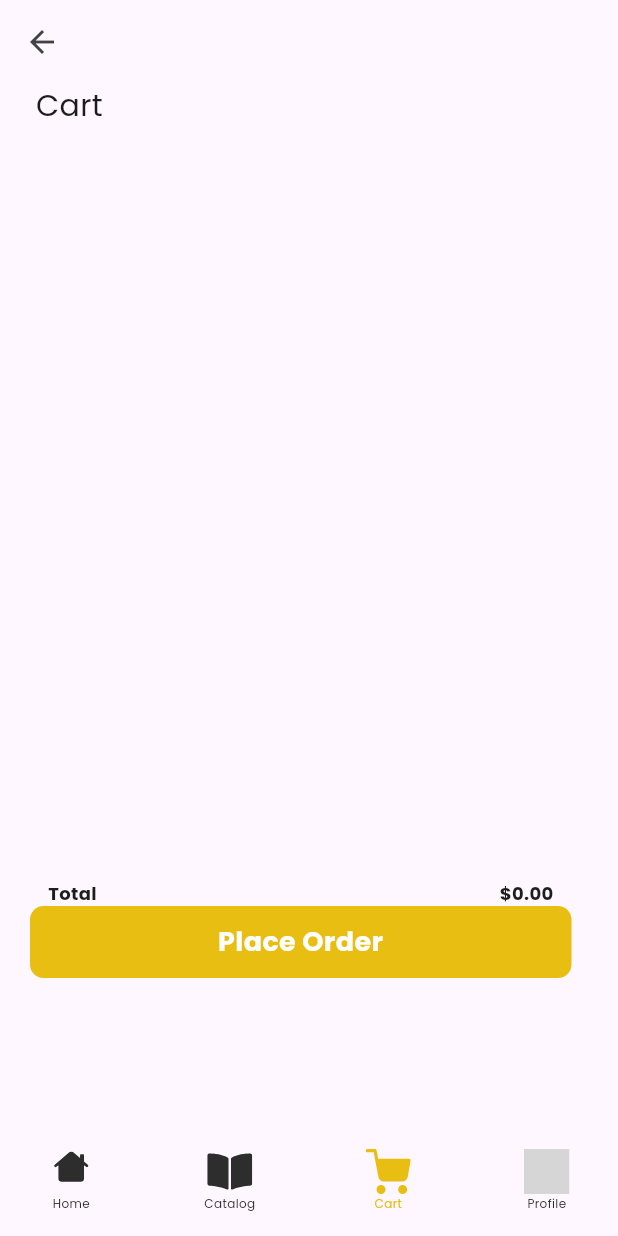
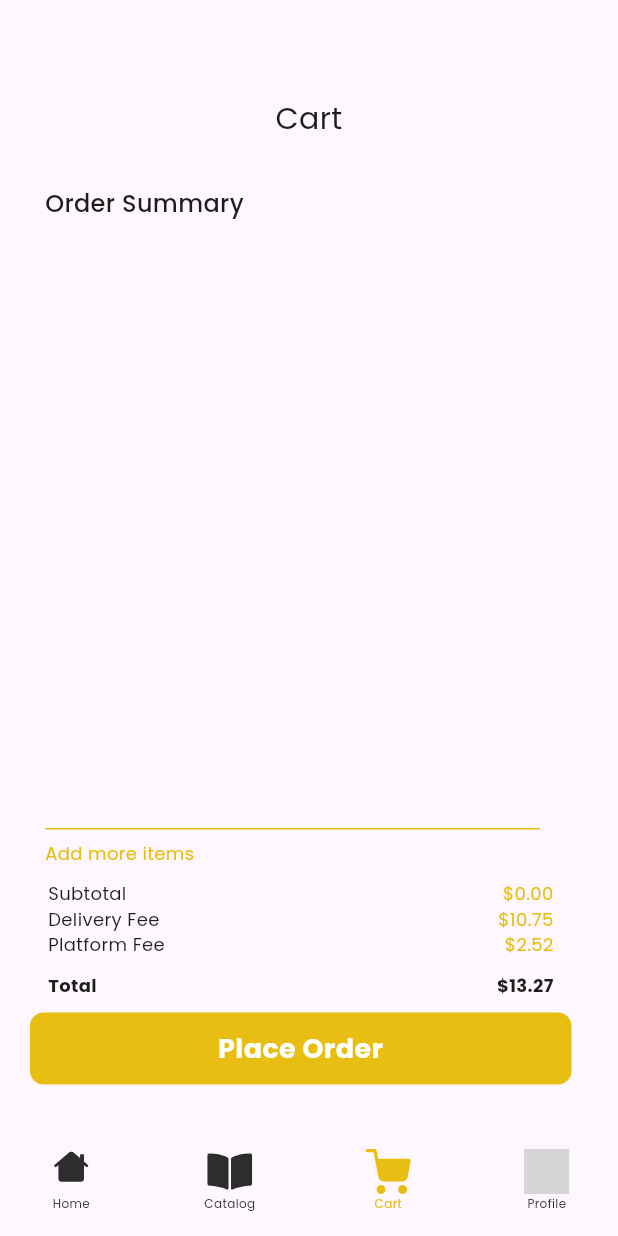
Before and after one commit to Emyeeeel/Pet-Shop-App, a Flutter app: the CartPage screen opened directly, on a phone screen of 412 x 824 dp. Run offline on Flutter 3.47's test engine with Material 3 defaults, Android fonts, the phone set to English and light mode, and no system bars; our stand-ins replace device_preview, flutter_svg, google_fonts; grey boxes are pictures that could not be loaded.

Commit message:
cleaned up the listview widget for cart page

```diff
--- a/lib/provider/cart_provider.dart
+++ b/lib/provider/cart_provider.dart
@@ -23,16 +23,13 @@ class CartModel extends ChangeNotifier {
   get cartItems => _cartItems;
 
   void addToCart(int index) {
-    // Check if _shopItems[index] is already in _cartItems
     if (!_cartItems.any((cartItem) => cartItem[0] == _shopItems[index][0])) {
-      // If not, add it to _cartItems and increment its quantity
-      _shopItems[index][3]++; // Assuming index  3 holds the quantity
+      _shopItems[index][3]++;
       _cartItems.add(_shopItems[index]);
     } else {
-      // If yes, find the item in _cartItems and increment its quantity
       for (var i = 0; i < _cartItems.length; i++) {
         if (_cartItems[i][0] == _shopItems[index][0]) {
-          _cartItems[i][3]++; // Assuming index  3 holds the quantity
+          _cartItems[i][3]++;
           break;
         }
       }
--- a/lib/screens/cart_page.dart
+++ b/lib/screens/cart_page.dart
@@ -6,29 +6,28 @@ import 'package:provider/provider.dart';
 import 'package:pet_shop_app/widgets/navigation_bar.dart';
 
 import '../provider/cart_provider.dart';
+import 'catalog_page.dart';
 
 class CartPage extends StatelessWidget {
-  const CartPage({
+  CartPage({
     Key? key,
   }) : super(key: key);
+
+  double platFormFee = 2.52;
+  double deliveryFree = 10.75;
 
   @override
   Widget build(BuildContext context) {
     return Scaffold(
-      appBar: AppBar(
-        backgroundColor: Colors.transparent,
-        elevation: 0,
-        iconTheme: IconThemeData(
-          color: Colors.grey[800],
-        ),
-      ),
       body: Consumer<CartModel>(
         builder: (context, value, child) {
           return Column(
             crossAxisAlignment: CrossAxisAlignment.start,
             children: [
-              Padding(
-                padding: EdgeInsets.symmetric(horizontal: 24.0),
+              const SizedBox(
+                height: 65,
+              ),
+              Center(
                 child: Text(
                   'Cart',
                   style: GoogleFonts.poppins(
@@ -38,12 +37,21 @@ class CartPage extends StatelessWidget {
                   textAlign: TextAlign.center,
                 ),
               ),
+              Padding(
+                padding: const EdgeInsets.fromLTRB(30, 30, 30, 0),
+                child: Text(
+                  'Order Summary',
+                  style: GoogleFonts.poppins(
+                    color: const Color(0xFF1D1D1B),
+                    fontSize: 16,
+                    fontWeight: FontWeight.w500,
+                  ),
+                ),
+              ),
               Expanded(
-                child: Padding(
-                  padding: const EdgeInsets.all(12.0),
                 child: ListView.builder(
                   itemCount: value.cartItems.length,
-                    padding: EdgeInsets.all(12),
+                  padding: const EdgeInsets.all(12),
                   itemBuilder: (context, index) {
                     return Padding(
                       padding: const EdgeInsets.all(12.0),
@@ -86,12 +94,15 @@ class CartPage extends StatelessWidget {
                                     ),
                                   ),
                                   Text(
-                                      'Quantity',
+                                    'Quantity: ',
                                     style: GoogleFonts.poppins(
                                       color: const Color(0xFF928D8D),
                                       fontSize: 10,
                                       fontWeight: FontWeight.w500,
                                     ),
+                                  ),
+                                  const SizedBox(
+                                    height: 5,
                                   ),
                                   SizedBox(
                                     width: 80,
@@ -105,15 +116,13 @@ class CartPage extends StatelessWidget {
                                           child: Container(
                                             width: 20,
                                             decoration: BoxDecoration(
-                                                  color:
-                                                      const Color(0xFFE8BE13),
+                                                color: const Color(0xFFE8BE13),
                                                 borderRadius:
                                                     BorderRadius.circular(5)),
                                             child: Text(
                                               '-',
                                               style: GoogleFonts.poppins(
-                                                  color:
-                                                      const Color(0xFF000000),
+                                                color: const Color(0xFF000000),
                                                 fontSize: 14,
                                                 fontWeight: FontWeight.w900,
                                               ),
@@ -123,8 +132,7 @@ class CartPage extends StatelessWidget {
                                         ),
                                         const Spacer(),
                                         Text(
-                                            value.cartItems[index][3]
-                                                .toString(),
+                                          value.cartItems[index][3].toString(),
                                           style: GoogleFonts.poppins(
                                             color: const Color(0xFF000000),
                                             fontSize: 14,
@@ -140,15 +148,13 @@ class CartPage extends StatelessWidget {
                                           child: Container(
                                             width: 20,
                                             decoration: BoxDecoration(
-                                                  color:
-                                                      const Color(0xFFE8BE13),
+                                                color: const Color(0xFFE8BE13),
                                                 borderRadius:
                                                     BorderRadius.circular(5)),
                                             child: Text(
                                               '+',
                                               style: GoogleFonts.poppins(
-                                                  color:
-                                                      const Color(0xFF000000),
+                                                color: const Color(0xFF000000),
                                                 fontSize: 14,
                                                 fontWeight: FontWeight.w900,
                                               ),
@@ -158,6 +164,9 @@ class CartPage extends StatelessWidget {
                                         )
                                       ],
                                     ),
+                                  ),
+                                  const SizedBox(
+                                    height: 10,
                                   ),
                                   Text(
                                     '\$${value.getTotalForItemPrice(index)}',
@@ -177,6 +186,44 @@ class CartPage extends StatelessWidget {
                   },
                 ),
               ),
+              const SizedBox(
+                height: 10,
+              ),
+              Padding(
+                padding: const EdgeInsets.fromLTRB(30, 0, 30, 0),
+                child: GestureDetector(
+                  onTap: () => Navigator.push(
+                    context,
+                    MaterialPageRoute(
+                        builder: (context) => const CatalogPage()),
+                  ),
+                  child: Container(
+                    width: 330,
+                    height: 25,
+                    decoration: const BoxDecoration(
+                      border: Border(
+                        top: BorderSide(
+                          color: Color(0xFFE8BE13),
+                          width: 1.0,
+                        ),
+                      ),
+                    ),
+                    child: Align(
+                      alignment: Alignment.bottomLeft,
+                      child: Text(
+                        'Add more items',
+                        style: GoogleFonts.poppins(
+                          fontSize: 12,
+                          fontWeight: FontWeight.w400,
+                          color: const Color(0xFFE8BE13),
+                        ),
+                      ),
+                    ),
+                  ),
+                ),
+              ),
+              const SizedBox(
+                height: 10,
               ),
               Padding(
                 padding: const EdgeInsets.fromLTRB(20, 0, 20, 0),
@@ -185,6 +232,81 @@ class CartPage extends StatelessWidget {
                   height: 159,
                   child: Column(
                     children: [
+                      Padding(
+                        padding: const EdgeInsets.symmetric(horizontal: 12),
+                        child: Row(
+                          children: [
+                            Text(
+                              'Subtotal',
+                              style: GoogleFonts.poppins(
+                                fontSize: 12,
+                                fontWeight: FontWeight.w400,
+                                color: const Color(0xFF1D1D1B),
+                              ),
+                            ),
+                            const Spacer(),
+                            Text(
+                              '\$${value.getTotalPrice()}',
+                              style: GoogleFonts.poppins(
+                                fontSize: 12,
+                                fontWeight: FontWeight.w400,
+                                color: const Color(0xFFE8BE13),
+                              ),
+                            ),
+                          ],
+                        ),
+                      ),
+                      Padding(
+                        padding: const EdgeInsets.symmetric(horizontal: 12),
+                        child: Row(
+                          children: [
+                            Text(
+                              'Delivery Fee',
+                              style: GoogleFonts.poppins(
+                                fontSize: 12,
+                                fontWeight: FontWeight.w400,
+                                color: const Color(0xFF1D1D1B),
+                              ),
+                            ),
+                            const Spacer(),
+                            Text(
+                              '\$$deliveryFree',
+                              style: GoogleFonts.poppins(
+                                fontSize: 12,
+                                fontWeight: FontWeight.w400,
+                                color: const Color(0xFFE8BE13),
+                              ),
+                            ),
+                          ],
+                        ),
+                      ),
+                      Padding(
+                        padding: const EdgeInsets.symmetric(horizontal: 12),
+                        child: Row(
+                          children: [
+                            Text(
+                              'Platform Fee',
+                              style: GoogleFonts.poppins(
+                                fontSize: 12,
+                                fontWeight: FontWeight.w400,
+                                color: const Color(0xFF1D1D1B),
+                              ),
+                            ),
+                            const Spacer(),
+                            Text(
+                              '\$$platFormFee',
+                              style: GoogleFonts.poppins(
+                                fontSize: 12,
+                                fontWeight: FontWeight.w400,
+                                color: const Color(0xFFE8BE13),
+                              ),
+                            ),
+                          ],
+                        ),
+                      ),
+                      const SizedBox(
+                        height: 10,
+                      ),
                       Padding(
                         padding: const EdgeInsets.symmetric(horizontal: 12),
                         child: Row(
@@ -199,7 +321,7 @@ class CartPage extends StatelessWidget {
                             ),
                             const Spacer(),
                             Text(
-                              '\$${value.getTotalPrice()}',
+                              '\$${double.parse(value.getTotalPrice()) + deliveryFree + platFormFee}',
                               style: GoogleFonts.poppins(
                                 fontSize: 12,
                                 fontWeight: FontWeight.w700,
@@ -208,6 +330,9 @@ class CartPage extends StatelessWidget {
                             ),
                           ],
                         ),
+                      ),
+                      const SizedBox(
+                        height: 10,
                       ),
                       Container(
                         width: 361,
--- a/lib/widgets/navigation_bar.dart
+++ b/lib/widgets/navigation_bar.dart
@@ -60,7 +60,7 @@ class _NavigationBarWidgetState extends State<NavigationBarWidget> {
                 _selectedItem == 'cart',
                 () => Navigator.push(
                   context,
-                  MaterialPageRoute(builder: (context) => const CartPage()),
+                  MaterialPageRoute(builder: (context) => CartPage()),
                 ),
               ),
               Spacer(),
```
Lines whose indentation alone changed are shown as unchanged.
